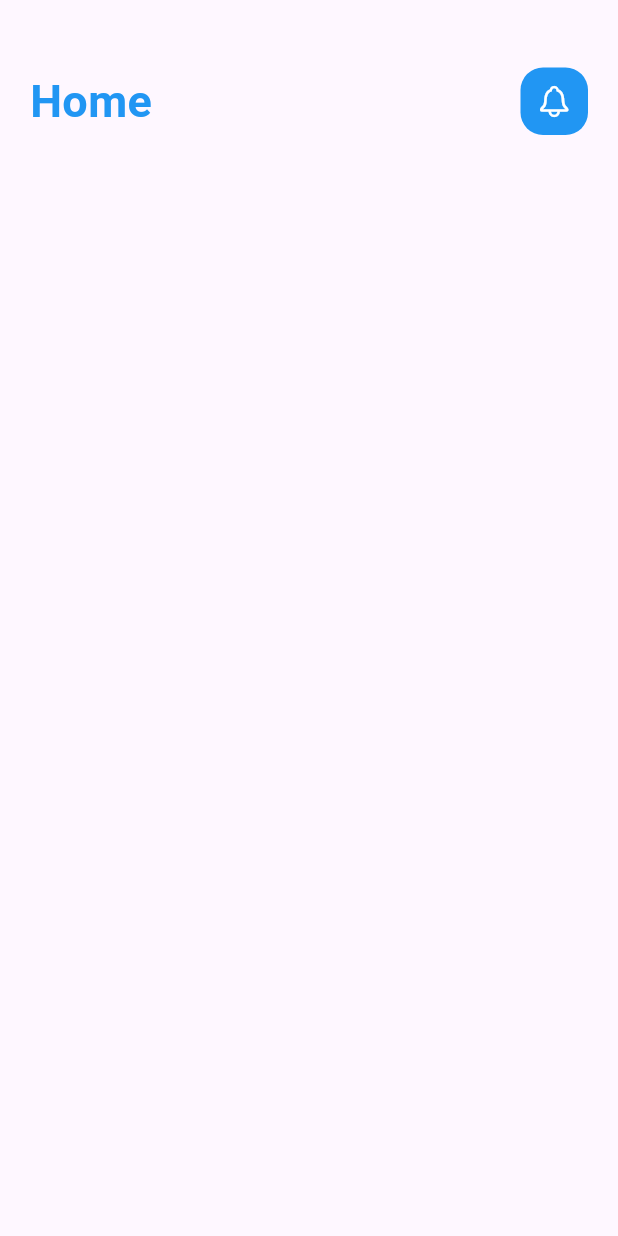
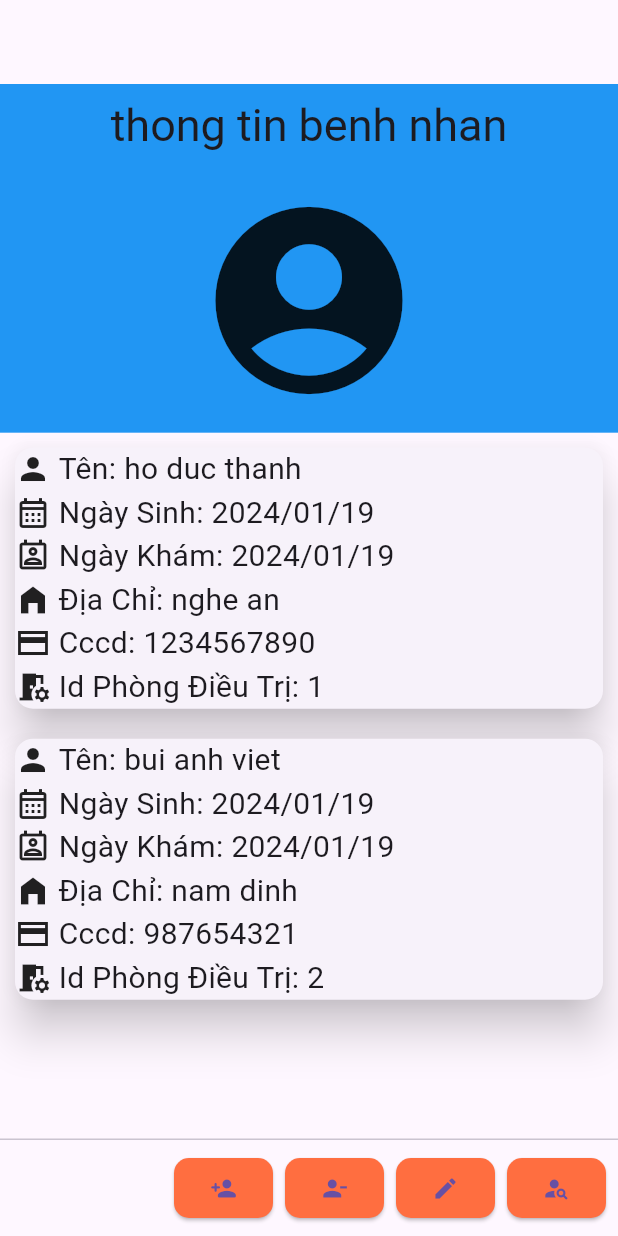
Before and after one commit to Hideyoshi942/Hospital-Management-Use-Flutter, a Flutter app: the screen it shows after launch, on a phone screen of 412 x 824 dp. Run offline on Flutter 3.47's test engine with Material 3 defaults, Android fonts, the phone set to English and light mode, and no system bars; our stand-ins replace date_format.

Commit message:
demo lan 1

```diff
--- /dev/null
+++ b/lib/data/data.dart
@@ -0,0 +1,18 @@
+import '../models/BenhNhan.dart';
+import '../models/PhongDieuTri.dart';
+
+class data{
+  static List<BenhNhan> _benhnhan = [
+    BenhNhan("ho duc thanh", DateTime.now(), DateTime.now(), "nghe an", 1234567890, _phongdieutri[0].id),
+    BenhNhan("bui anh viet", DateTime.now(), DateTime.now(), "nam dinh", 0987654321, _phongdieutri[1].id),
+  ];
+  static List<PhongDieuTri> _phongdieutri = [PhongDieuTri(1), PhongDieuTri(2)];
+
+  static List<BenhNhan> DataBenhNhan(){
+    return _benhnhan;
+  }
+
+  static List<PhongDieuTri> DataPhongDieuTri(){
+    return _phongdieutri;
+  }
+}
--- a/lib/main.dart
+++ b/lib/main.dart
@@ -1,6 +1,33 @@
 import 'package:flutter/material.dart';
+import 'package:hospitalmanagementproject/settings/MySettings.dart';
+import 'package:hospitalmanagementproject/views/BenhNhan/BenhNhanPage.dart';
+import 'package:hospitalmanagementproject/views/BenhNhan/FormBenhNhan.dart';
+import 'package:hospitalmanagementproject/views/BenhNhan/ThemBenhNhan.dart';
 import 'package:hospitalmanagementproject/views/myhomepage.dart';
+import 'package:intl/intl.dart';
+import 'package:provider/provider.dart';
+import 'package:date_format/date_format.dart';
+import 'package:hospitalmanagementproject/data/data.dart';
+void main() {
+  runApp(
+    ChangeNotifierProvider(
+      create: (context) => MySettings(),
+      // child: MyHomePage(),
+      child: MyApp(),
+    )
+  );
+}
 
-void main() {
-  runApp(const MyHomePage());
+
+class MyApp extends StatelessWidget {
+  @override
+  Widget build(BuildContext context) {
+    return MaterialApp(
+      home: Scaffold(
+        appBar: AppBar(
+        ),
+        body: BenhNhanPage(data.DataBenhNhan()),
+      ),
+    );
+  }
 }
--- /dev/null
+++ b/lib/models/BenhNhan.dart
@@ -0,0 +1,52 @@
+class BenhNhan {
+  String _ten;
+  DateTime _ngaysinh;
+  DateTime _ngaykham;
+  String _diachi;
+  int _cccd;
+  int _idPDT; //id phong dieu tri
+
+  BenhNhan(
+      this._ten,
+      this._ngaysinh,
+      this._ngaykham,
+      this._diachi,
+      this._cccd,
+      this._idPDT);
+
+  int get cccd => _cccd;
+
+  set cccd(int value) {
+    _cccd = value;
+  }
+
+  String get diachi => _diachi;
+
+  set diachi(String value) {
+    _diachi = value;
+  }
+
+  DateTime get ngaykham => _ngaykham;
+
+  set ngaykham(DateTime value) {
+    _ngaykham = value;
+  }
+
+  DateTime get ngaysinh => _ngaysinh;
+
+  set ngaysinh(DateTime value) {
+    _ngaysinh = value;
+  }
+
+  String get ten => _ten;
+
+  set name(String value) {
+    _ten = value;
+  }
+
+  int get idPDT => _idPDT;
+
+  set idPDT(int value) {
+    _idPDT = value;
+  }
+}
--- /dev/null
+++ b/lib/models/PhongDieuTri.dart
@@ -0,0 +1,11 @@
+class PhongDieuTri{
+  int _id;
+
+  PhongDieuTri(this._id);
+
+  int get id => _id;
+
+  set id(int value) {
+    _id = value;
+  }
+}
--- /dev/null
+++ b/lib/settings/MySettings.dart
@@ -0,0 +1,4 @@
+import 'package:flutter/cupertino.dart';
+import 'package:provider/provider.dart';
+
+class MySettings extends ChangeNotifier{}
--- /dev/null
+++ b/lib/views/BenhNhan/BenhNhanPage.dart
@@ -0,0 +1,186 @@
+import 'package:flutter/cupertino.dart';
+import 'package:flutter/material.dart';
+import 'package:hospitalmanagementproject/models/BenhNhan.dart';
+import 'package:hospitalmanagementproject/views/BenhNhan/FormBenhNhan.dart';
+import 'package:hospitalmanagementproject/data/data.dart';
+import 'package:hospitalmanagementproject/views/BenhNhan/ThemBenhNhan.dart';
+import 'package:intl/intl.dart';
+
+class BenhNhanPage extends StatefulWidget {
+  final List<BenhNhan> danhsachBenhNhan;
+
+  BenhNhanPage(this.danhsachBenhNhan);
+
+  @override
+  State<StatefulWidget> createState() {
+    return BenhNhanPageState();
+  }
+}
+
+class BenhNhanPageState extends State<BenhNhanPage> {
+  int count = 0;
+
+  @override
+  Widget build(BuildContext context) {
+    return Scaffold(
+      appBar: AppBar(
+        backgroundColor: Colors.blue,
+        title: Center(
+          child: Text(
+            "thong tin benh nhan",
+            style: TextStyle(fontSize: 30),
+          ),
+        ),
+      ),
+      body: Column(
+        children: [
+          Expanded(
+            flex: 3,
+            child: Center(
+              child: Container(
+                width: double.infinity,
+                height: double.infinity,
+                color: Colors.blue,
+                child: Icon(
+                  Icons.account_circle_rounded,
+                  size: 150,
+                ),
+              ),
+            ),
+          ),
+          Expanded(
+            flex: 8,
+            child: SingleChildScrollView(
+              child: Column(
+                children: widget.danhsachBenhNhan.map((e) {
+                  return Card(
+                    margin: EdgeInsets.all(10),
+                    shadowColor: Colors.black87,
+                    elevation: 12,
+                    child: Column(
+                      children: [
+                        Row(
+                          children: [
+                            Icon(Icons.person),
+                            SizedBox(
+                              width: 5,
+                            ),
+                            Text(
+                              "Tên: ${e.ten}",
+                              style: TextStyle(fontSize: 20),
+                            )
+                          ],
+                        ),
+                        Row(
+                          children: [
+                            Icon(Icons.calendar_month_outlined),
+                            SizedBox(
+                              width: 5,
+                            ),
+                            Text(
+                              "Ngày Sinh: ${DateFormat("yyyy/MM/dd").format(e.ngaysinh)}",
+                              style: TextStyle(fontSize: 20),
+                            )
+                          ],
+                        ),
+                        Row(
+                          children: [
+                            Icon(Icons.perm_contact_calendar_outlined),
+                            SizedBox(
+                              width: 5,
+                            ),
+                            Text(
+                              "Ngày Khám: ${DateFormat("yyyy/MM/dd").format(e.ngaykham)}",
+                              style: TextStyle(fontSize: 20),
+                            )
+                          ],
+                        ),
+                        Row(
+                          children: [
+                            Icon(Icons.home_filled),
+                            SizedBox(
+                              width: 5,
+                            ),
+                            Text(
+                              "Địa Chỉ: ${e.diachi}",
+                              style: TextStyle(fontSize: 20),
+                            )
+                          ],
+                        ),
+                        Row(
+                          children: [
+                            Icon(Icons.credit_card_sharp),
+                            SizedBox(
+                              width: 5,
+                            ),
+                            Text(
+                              "Cccd: ${e.cccd}",
+                              style: TextStyle(fontSize: 20),
+                            )
+                          ],
+                        ),
+                        Row(
+                          children: [
+                            Icon(Icons.room_preferences),
+                            SizedBox(
+                              width: 5,
+                            ),
+                            Text(
+                              "Id Phòng Điều Trị: ${e.idPDT}",
+                              style: TextStyle(fontSize: 20),
+                            )
+                          ],
+                        ),
+                      ],
+                    ),
+                  );
+                }).toList(),
+              ),
+            ),
+          ),
+        ],
+      ),
+      persistentFooterButtons: [
+        ElevatedButton(
+          style: ElevatedButton.styleFrom(
+              backgroundColor: Colors.deepOrangeAccent,
+              shape: RoundedRectangleBorder(
+                  borderRadius: BorderRadius.circular(10))),
+          onPressed: () {
+            // Chuyển đến màn hình mới
+            Navigator.push(
+              context,
+              MaterialPageRoute(builder: (context) => ThemBenhNhan()),
+            );
+          },
+          child: Icon(Icons.person_add_rounded),
+        ),
+        ElevatedButton(
+          style: ElevatedButton.styleFrom(
+              backgroundColor: Colors.deepOrangeAccent,
+              shape: RoundedRectangleBorder(
+                  borderRadius: BorderRadius.circular(10))),
+          onPressed: () {},
+          child: Icon(Icons.person_remove),
+        ),
+        ElevatedButton(
+          style: ElevatedButton.styleFrom(
+              backgroundColor: Colors.deepOrangeAccent,
+              shape: RoundedRectangleBorder(
+                  borderRadius: BorderRadius.circular(10))),
+          onPressed: () {},
+          child: Icon(Icons.edit),
+        ),
+        ElevatedButton(
+          style: ElevatedButton.styleFrom(
+              backgroundColor: Colors.deepOrangeAccent,
+              shape: RoundedRectangleBorder(
+                borderRadius: BorderRadius.circular(10),
+              )),
+          onPressed: () {},
+          child: Icon(Icons.person_search),
+        ),
+      ],
+    );
+  }
+}
```
Also changed, not shown: lib/views/BenhNhan/FormBenhNhan.dart (added, +175 -0 lines), lib/views/BenhNhan/ThemBenhNhan.dart (added, +28 -0 lines), lib/views/myhomepage.dart (+47 -1 lines), pubspec.yaml (+3 -4 lines), pubspec.lock.
